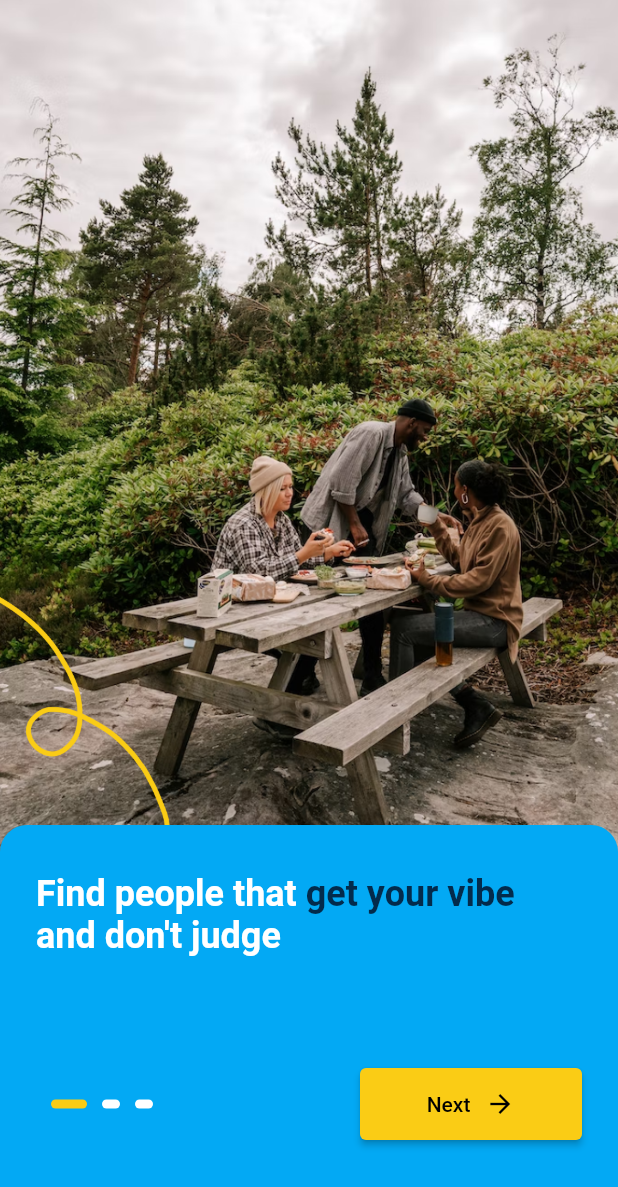
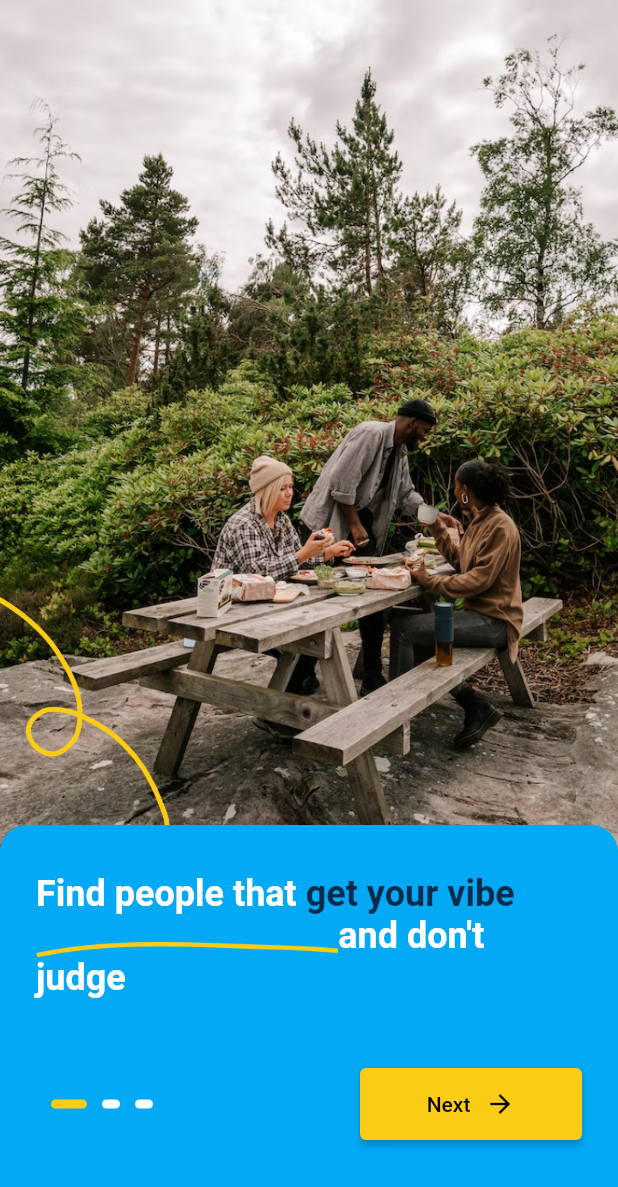
Before and after one commit to Priyanshu-Singhz/letsconnectnewui, a Flutter app: the screen it shows after launch, on a phone screen of 412 x 824 dp. Shown: the top 1187 px of the screen. Run offline on Flutter 3.47's test engine with Material 2 defaults, Android fonts, the phone set to English and light mode, and no system bars.

Commit message:
minor changes

```diff
--- a/lib/screens/onboarding.dart
+++ b/lib/screens/onboarding.dart
@@ -132,6 +132,14 @@ class ContainerCard extends StatelessWidget {
               ),
               children: [
                 TextSpan(
+                  children: [
+                    WidgetSpan(
+                      child: Image.asset(
+                        "assets/onboarding/line.png",
+                        scale: 4,
+                      ),
+                    )
+                  ],
                   text: model.labels[1],
                   style: TextStyle(
                     color: Color.fromARGB(255, 3, 43, 76),
```
